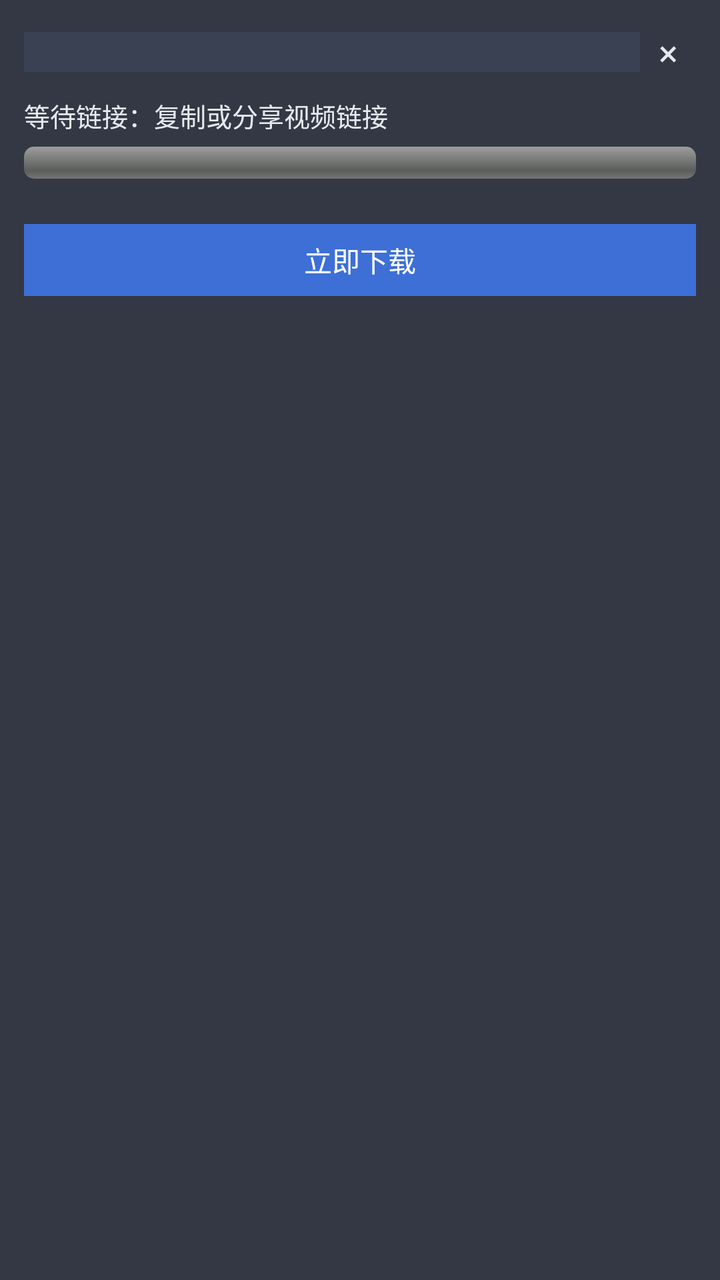
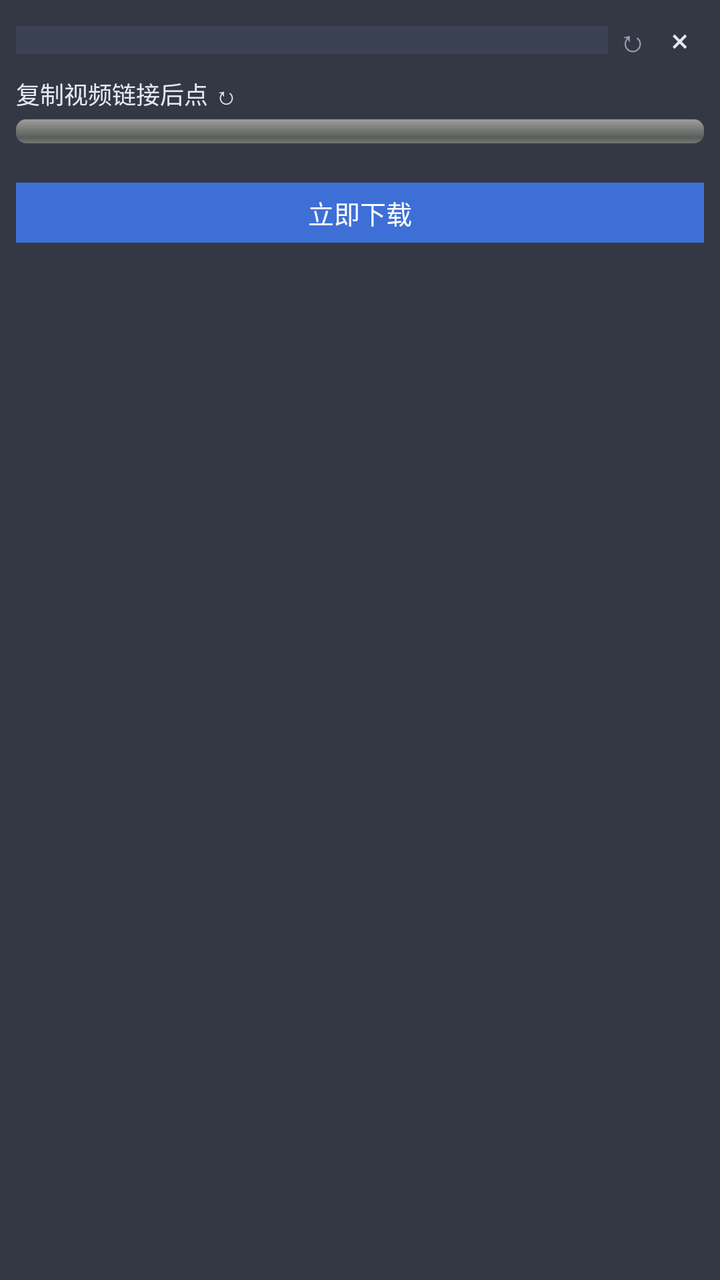

Compare the two renders of this Android layout. The source of the first and the diff that turns it into the second are given below.
<!-- AndroidManifest.xml: application theme Theme.VideoSniffer -->
<!-- res/layout/float_view.xml -->
<?xml version="1.0" encoding="utf-8"?>
<LinearLayout xmlns:android="http://schemas.android.com/apk/res/android"
    android:layout_width="280dp"
    android:layout_height="wrap_content"
    android:orientation="vertical"
    android:background="#E61F2430"
    android:padding="12dp">

    
    <LinearLayout
        android:layout_width="match_parent"
        android:layout_height="wrap_content"
        android:orientation="horizontal"
        android:gravity="center_vertical">

        <View
            android:layout_width="0dp"
            android:layout_height="20dp"
            android:layout_weight="1"
            android:background="#3a4152" />

        <TextView
            android:id="@+id/float_close_btn"
            android:layout_width="28dp"
            android:layout_height="28dp"
            android:gravity="center"
            android:text="×"
            android:textSize="18sp"
            android:textColor="#e6e9ef" />
    </LinearLayout>

    
    <TextView
        android:id="@+id/float_title"
        android:layout_width="match_parent"
        android:layout_height="wrap_content"
        android:text="等待链接：复制或分享视频链接"
        android:textColor="#e6e9ef"
        android:textSize="13sp"
        android:layout_marginTop="8dp"
        android:maxLines="3"
        android:ellipsize="end" />

    
    <ProgressBar
        android:id="@+id/float_progress"
        style="@android:style/Widget.ProgressBar.Horizontal"
        android:layout_width="match_parent"
        android:layout_height="16dp"
        android:layout_marginTop="6dp"
        android:max="100"
        android:progress="0"
        android:progressDrawable="@android:drawable/progress_horizontal" />

    <TextView
        android:id="@+id/float_progress_text"
        android:layout_width="wrap_content"
        android:layout_height="wrap_content"
        android:text=""
        android:textColor="#9aa3b5"
        android:textSize="11sp" />

    
    <TextView
        android:id="@+id/float_download_btn"
        android:layout_width="match_parent"
        android:layout_height="36dp"
        android:layout_marginTop="8dp"
        android:background="#3d6fd6"
        android:gravity="center"
        android:text="立即下载"
        android:textColor="#FFFFFF"
        android:textSize="14sp"
        android:enabled="false" />

</LinearLayout>
<!-- resources referenced by this layout -->
<resources>
  <style name="Theme.VideoSniffer" parent="Theme.Material3.DayNight">
          <item name="android:windowActionBar">false</item>
          <item name="android:windowNoTitle">true</item>
      </style>
</resources>

<!-- the commit's change to res/layout/float_view.xml (unified diff, before → after) -->
@@ -1,10 +1,10 @@
 <?xml version="1.0" encoding="utf-8"?>
 <LinearLayout xmlns:android="http://schemas.android.com/apk/res/android"
-    android:layout_width="280dp"
+    android:layout_width="200dp"
     android:layout_height="wrap_content"
     android:orientation="vertical"
     android:background="#E61F2430"
-    android:padding="12dp">
+    android:padding="8dp">
 
     
     <LinearLayout
@@ -15,17 +15,26 @@
 
         <View
             android:layout_width="0dp"
-            android:layout_height="20dp"
+            android:layout_height="14dp"
             android:layout_weight="1"
             android:background="#3a4152" />
 
         <TextView
+            android:id="@+id/float_refresh_btn"
+            android:layout_width="24dp"
+            android:layout_height="24dp"
+            android:gravity="center"
+            android:text="↻"
+            android:textSize="15sp"
+            android:textColor="#9aa3b5" />
+
+        <TextView
             android:id="@+id/float_close_btn"
-            android:layout_width="28dp"
-            android:layout_height="28dp"
+            android:layout_width="24dp"
+            android:layout_height="24dp"
             android:gravity="center"
             android:text="×"
-            android:textSize="18sp"
+            android:textSize="16sp"
             android:textColor="#e6e9ef" />
     </LinearLayout>
 
@@ -34,11 +43,11 @@
         android:id="@+id/float_title"
         android:layout_width="match_parent"
         android:layout_height="wrap_content"
-        android:text="等待链接：复制或分享视频链接"
+        android:text="复制视频链接后点 ↻"
         android:textColor="#e6e9ef"
-        android:textSize="13sp"
-        android:layout_marginTop="8dp"
-        android:maxLines="3"
+        android:textSize="12sp"
+        android:layout_marginTop="6dp"
+        android:maxLines="2"
         android:ellipsize="end" />
 
     
@@ -46,8 +55,8 @@
         android:id="@+id/float_progress"
         style="@android:style/Widget.ProgressBar.Horizontal"
         android:layout_width="match_parent"
-        android:layout_height="16dp"
-        android:layout_marginTop="6dp"
+        android:layout_height="12dp"
+        android:layout_marginTop="4dp"
         android:max="100"
         android:progress="0"
         android:progressDrawable="@android:drawable/progress_horizontal" />
@@ -58,19 +67,19 @@
         android:layout_height="wrap_content"
         android:text=""
         android:textColor="#9aa3b5"
-        android:textSize="11sp" />
+        android:textSize="10sp" />
 
     
     <TextView
         android:id="@+id/float_download_btn"
         android:layout_width="match_parent"
-        android:layout_height="36dp"
-        android:layout_marginTop="8dp"
+        android:layout_height="30dp"
+        android:layout_marginTop="6dp"
         android:background="#3d6fd6"
         android:gravity="center"
         android:text="立即下载"
         android:textColor="#FFFFFF"
-        android:textSize="14sp"
+        android:textSize="13sp"
         android:enabled="false" />
 
 </LinearLayout>
